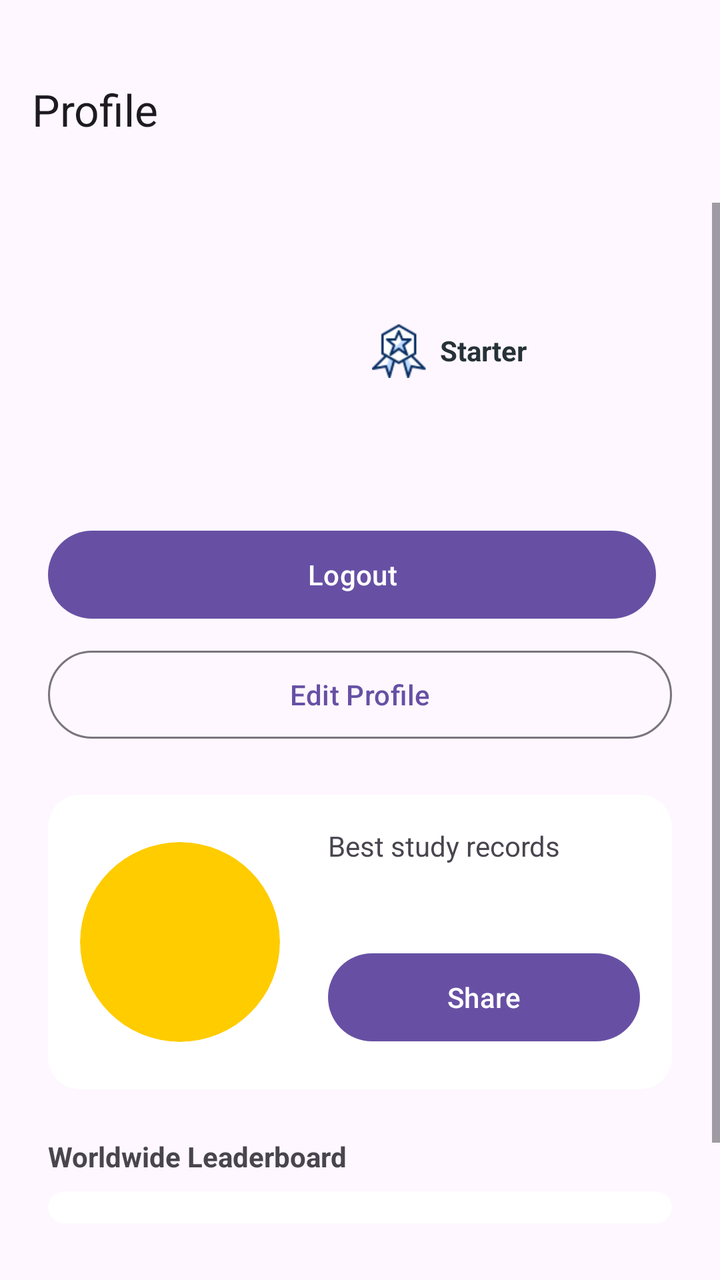
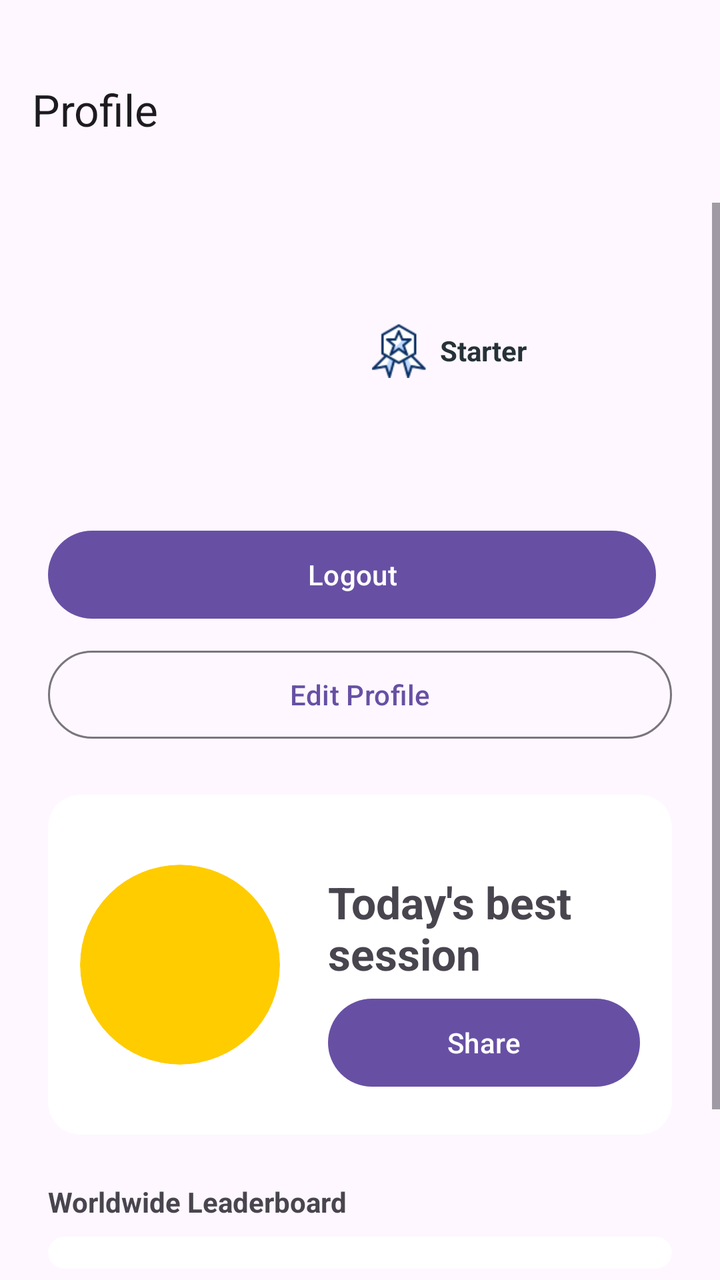

An Android layout rendered at two revisions. The XML below is the earlier revision; the diff shows what the commit changed to produce the second picture.
<!-- AndroidManifest.xml: application theme Theme.SmartStudyTimer -->
<!-- res/layout/fragment_profile.xml -->
<?xml version="1.0" encoding="utf-8"?>
<LinearLayout xmlns:android="http://schemas.android.com/apk/res/android"
    xmlns:app="http://schemas.android.com/apk/res-auto"
    android:layout_width="match_parent"
    android:layout_height="match_parent"
    android:orientation="vertical">

    
    <com.google.android.material.appbar.MaterialToolbar
        android:id="@+id/topAppBar"
        android:layout_width="match_parent"
        android:layout_height="wrap_content"
        android:padding="36dp"
        app:title="Profile" />

    <ScrollView
        android:layout_width="match_parent"
        android:layout_height="wrap_content"
        android:fillViewport="true">

        <LinearLayout
            android:layout_width="match_parent"
            android:layout_height="wrap_content"
            android:padding="24dp"
            android:orientation="vertical">

            
            <LinearLayout
                android:layout_width="match_parent"
                android:layout_height="wrap_content"
                android:orientation="horizontal"
                android:gravity="center">

                
                <FrameLayout
                    android:layout_width="124dp"
                    android:layout_height="124dp"
                    android:layout_marginEnd="6dp">

                    <ImageView
                        android:id="@+id/ivAvatar"
                        android:layout_width="124dp"
                        android:layout_height="124dp" />

                </FrameLayout>

                
                <LinearLayout
                    android:layout_width="0dp"
                    android:layout_height="wrap_content"
                    android:layout_weight="1"
                    android:orientation="vertical"
                    android:paddingStart="24dp">

                    
                    <LinearLayout
                        android:layout_width="match_parent"
                        android:layout_height="wrap_content"
                        android:layout_marginBottom="4dp"
                        android:gravity="center_vertical"
                        android:orientation="horizontal">

                        <TextView
                            android:id="@+id/tvUsername"
                            android:layout_width="wrap_content"
                            android:layout_height="wrap_content"
                            android:layout_marginEnd="8dp"
                            android:textSize="24sp"
                            android:textStyle="bold" />

                        <ImageView
                            android:id="@+id/ivLevelBadge"
                            android:layout_width="28dp"
                            android:layout_height="28dp"
                            android:adjustViewBounds="true"
                            android:contentDescription="Level badge"
                            android:src="@drawable/badge_starter" />

                        <TextView
                            android:id="@+id/tvLevelBadge"
                            android:layout_width="wrap_content"
                            android:layout_height="wrap_content"
                            android:layout_marginStart="6dp"
                            android:text="Starter"
                            android:textColor="#263238"
                            android:textSize="14sp"
                            android:textStyle="bold" />

                    </LinearLayout>

                    
                    <TextView
                        android:id="@+id/profileEmailText"
                        android:layout_width="match_parent"
                        android:layout_height="wrap_content"
                        android:layout_marginBottom="4dp"
                        android:textSize="12sp" />

                </LinearLayout>

            </LinearLayout>

            <LinearLayout
                android:layout_width="match_parent"
                android:layout_height="wrap_content"
                android:orientation="horizontal"
                android:layout_marginTop="12dp"
                android:gravity="center">

                <Button
                    android:id="@+id/signOutButton"
                    style="@style/Widget.Material3.Button"
                    android:layout_width="0dp"
                    android:layout_height="52dp"
                    android:layout_weight="1"
                    android:layout_marginEnd="8dp"
                    android:text="Logout" />

            </LinearLayout>

            <Button
                android:id="@+id/btnEditProfile"
                style="@style/Widget.Material3.Button.OutlinedButton"
                android:layout_width="match_parent"
                android:layout_height="52dp"
                android:layout_marginTop="8dp"
                android:text="Edit Profile" />

            
            <com.google.android.material.card.MaterialCardView
                android:id="@+id/cardBestRecord"
                android:layout_width="match_parent"
                android:layout_height="wrap_content"
                android:layout_marginTop="24dp"
                app:cardCornerRadius="16dp"
                app:cardBackgroundColor="#ffffff"
                app:strokeColor="@android:color/transparent">

                <LinearLayout
                    android:layout_width="match_parent"
                    android:layout_height="wrap_content"
                    android:orientation="horizontal"
                    android:gravity="center"
                    android:padding="16dp">

                    
                    <FrameLayout
                        android:layout_width="100dp"
                        android:layout_height="100dp"
                        android:layout_gravity="center">

                        <com.google.android.material.card.MaterialCardView
                            android:layout_width="100dp"
                            android:layout_height="100dp"
                            app:cardCornerRadius="64dp"
                            app:cardBackgroundColor="#ffcc00"
                            app:strokeColor="@android:color/transparent" />

                        
                        <TextView
                            android:id="@+id/tvBestScore"
                            android:layout_width="match_parent"
                            android:layout_height="match_parent"
                            android:textAlignment="center"
                            android:gravity="center"
                            android:textSize="28sp"
                            android:textStyle="bold"
                            android:textColor="#000000" />

                    </FrameLayout>

                    
                    <LinearLayout
                        android:layout_width="0dp"
                        android:layout_height="wrap_content"
                        android:layout_weight="1"
                        android:orientation="vertical"
                        android:paddingStart="24dp">

                        
                        <TextView
                            android:layout_width="wrap_content"
                            android:layout_height="wrap_content"
                            android:text="Best study records"
                            android:layout_marginBottom="4dp" />

                        
                        <TextView
                            android:id="@+id/tvBestDate"
                            android:layout_width="wrap_content"
                            android:layout_height="wrap_content"
                            android:textSize="24sp"
                            android:textStyle="bold"
                            android:layout_marginBottom="4dp" />

                        <Button
                            android:id="@+id/btnShare"
                            style="@style/Widget.Material3.Button"
                            android:layout_width="match_parent"
                            android:layout_height="52dp"
                            android:layout_marginBottom="4dp"
                            android:text="Share" />

                    </LinearLayout>

                </LinearLayout>

            </com.google.android.material.card.MaterialCardView>

            
            <LinearLayout
                android:layout_width="match_parent"
                android:layout_height="wrap_content"
                android:gravity="top"
                android:orientation="vertical"
                android:layout_marginTop="24dp">

                <TextView
                    android:layout_width="wrap_content"
                    android:layout_height="wrap_content"
                    android:text="Worldwide Leaderboard"
                    android:textStyle="bold" />

                <com.google.android.material.card.MaterialCardView
                    android:layout_width="match_parent"
                    android:layout_height="wrap_content"
                    android:layout_marginTop="8dp"
                    app:cardCornerRadius="16dp"
                    app:cardBackgroundColor="#ffffff"
                    app:strokeColor="@android:color/transparent">

                    <LinearLayout
                        android:id="@+id/containerGlobalLeaderboard"
                        android:layout_width="match_parent"
                        android:layout_height="wrap_content"
                        android:orientation="vertical"
                        android:paddingVertical="8dp" />

                </com.google.android.material.card.MaterialCardView>

            </LinearLayout>

            
            <LinearLayout
                android:layout_width="match_parent"
                android:layout_height="0dp"
                android:layout_weight="1"
                android:gravity="top"
                android:orientation="vertical"
                android:layout_marginTop="24dp">

                <TextView
                    android:layout_width="wrap_content"
                    android:layout_height="wrap_content"
                    android:text="Daily Score History"
                    android:textStyle="bold" />

                <com.google.android.material.card.MaterialCardView
                    android:layout_width="match_parent"
                    android:layout_height="wrap_content"
                    android:layout_marginTop="8dp"
                    app:cardCornerRadius="16dp"
                    app:cardBackgroundColor="#ffffff"
                    app:strokeColor="@android:color/transparent">

                    
                    <LinearLayout
                        android:id="@+id/historyContainer"
                        android:layout_width="match_parent"
                        android:layout_height="wrap_content"
                        android:gravity="top"
                        android:orientation="vertical"
                        android:padding="16dp" />

                </com.google.android.material.card.MaterialCardView>

            </LinearLayout>

        </LinearLayout>

    </ScrollView>

</LinearLayout>
<!-- resources referenced by this layout -->
<resources>
  <!-- drawable badge_starter: png bitmap (drawable, 2965 bytes) -->
  <style name="Theme.SmartStudyTimer" parent="Theme.Material3.DayNight.NoActionBar">
          <item name="android:statusBarColor">@android:color/transparent</item>
          <item name="android:windowLightStatusBar">true</item>
      </style>
</resources>

<!-- the commit's change to res/layout/fragment_profile.xml (unified diff, before → after) -->
@@ -128,7 +128,6 @@
 
             
             <com.google.android.material.card.MaterialCardView
-                android:id="@+id/cardBestRecord"
                 android:layout_width="match_parent"
                 android:layout_height="wrap_content"
                 android:layout_marginTop="24dp"
@@ -179,17 +178,17 @@
 
                         
                         <TextView
-                            android:layout_width="wrap_content"
-                            android:layout_height="wrap_content"
-                            android:text="Best study records"
+                            android:id="@+id/tvBestDate"
+                            android:layout_width="wrap_content"
+                            android:layout_height="wrap_content"
                             android:layout_marginBottom="4dp" />
 
                         
                         <TextView
-                            android:id="@+id/tvBestDate"
-                            android:layout_width="wrap_content"
-                            android:layout_height="wrap_content"
-                            android:textSize="24sp"
+                            android:layout_width="wrap_content"
+                            android:layout_height="wrap_content"
+                            android:text="Today's best session"
+                            android:textSize="22sp"
                             android:textStyle="bold"
                             android:layout_marginBottom="4dp" />
 
